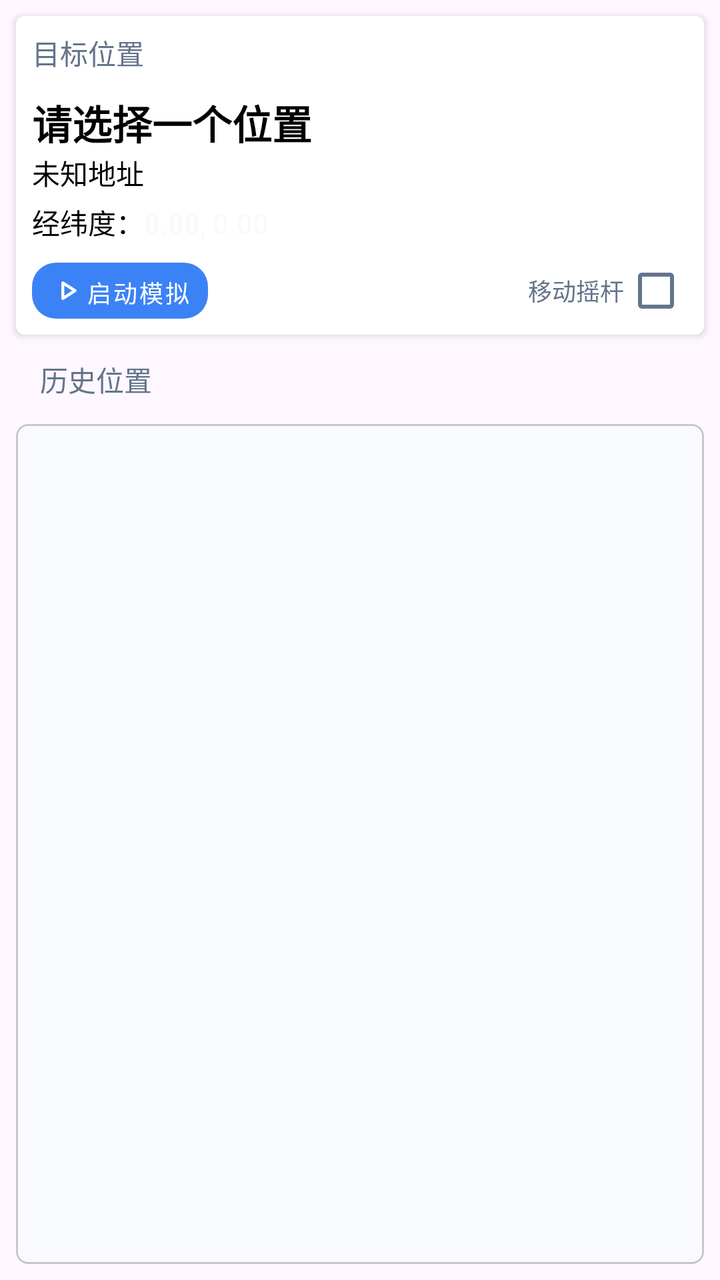
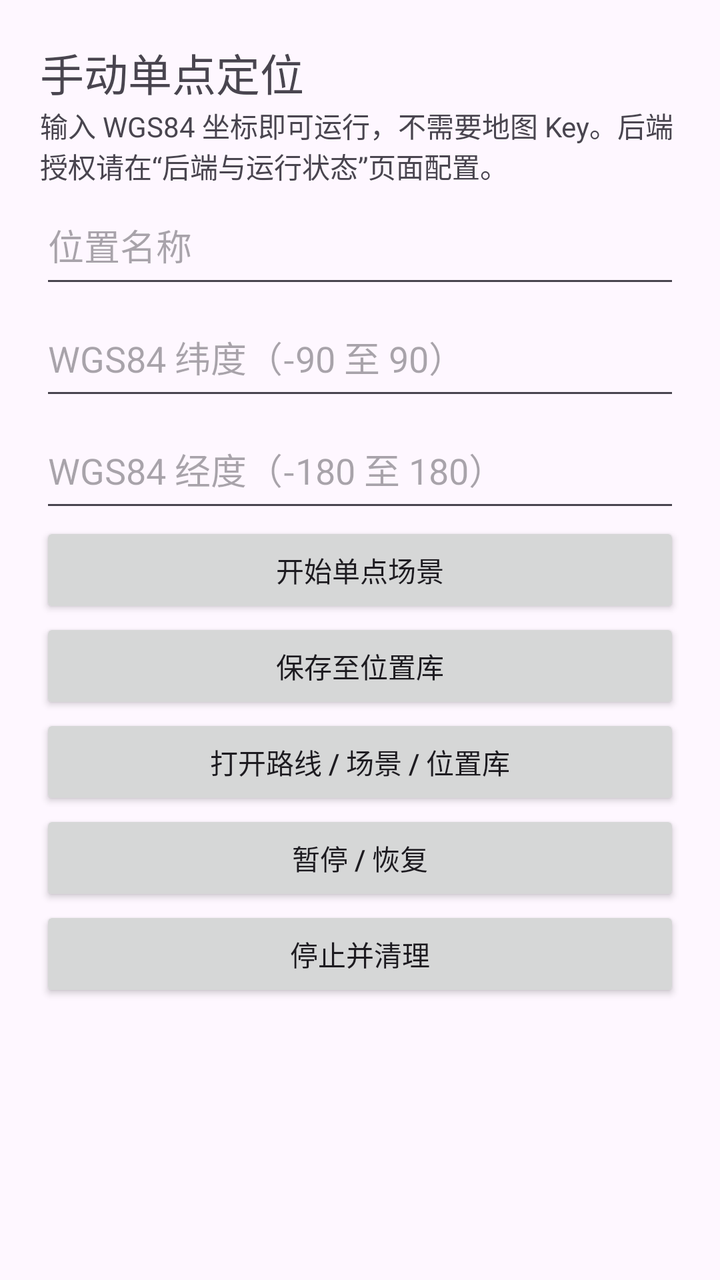

Two renders of the same Android screen: before a commit and after it. Below are the layout's source before the change and the commit's diff.
<!-- AndroidManifest.xml: application theme AppTheme -->
<!-- res/layout/fragment_mock.xml -->
<?xml version="1.0" encoding="utf-8"?>
<androidx.coordinatorlayout.widget.CoordinatorLayout xmlns:android="http://schemas.android.com/apk/res/android"
    xmlns:app="http://schemas.android.com/apk/res-auto"
    xmlns:tools="http://schemas.android.com/tools"
    android:layout_width="match_parent"
    android:layout_height="match_parent"
    tools:context=".ui.mock.MockFragment">

    <LinearLayout
        android:layout_width="match_parent"
        android:layout_height="match_parent"
        android:orientation="vertical">

        <androidx.cardview.widget.CardView
            android:id="@+id/mock_location_card"
            android:layout_width="match_parent"
            android:layout_height="wrap_content"
            app:cardCornerRadius="4dp"
            android:layout_margin="8dp"
            app:cardPreventCornerOverlap="false"
            app:contentPadding="8dp">

            <LinearLayout
                android:layout_width="match_parent"
                android:layout_height="wrap_content"
                android:orientation="vertical">

                <TextView
                    android:layout_width="match_parent"
                    android:layout_height="wrap_content"
                    android:textColor="@color/lse_mini_title_color"
                    android:textAppearance="@style/TextAppearance.AppCompat.Inverse"
                    android:text="@string/target_location"/>

                <LinearLayout
                    android:layout_width="match_parent"
                    android:layout_height="wrap_content"
                    android:layout_marginTop="10dp"
                    android:layout_marginBottom="10dp"
                    android:orientation="vertical">

                    <TextView
                        android:id="@+id/mock_location_name"
                        android:layout_width="match_parent"
                        android:layout_height="wrap_content"
                        android:text="@string/none"
                        android:textStyle="bold"
                        android:textAppearance="@style/TextAppearance.AppCompat.Title"
                        android:textColor="@color/black"/>

                    <TextView
                        android:id="@+id/mock_location_address"
                        android:layout_width="match_parent"
                        android:layout_height="wrap_content"
                        android:text="@string/none_none"
                        android:textAppearance="@style/TextAppearance.AppCompat.Body1"
                        android:textColor="@color/black"/>

                    <LinearLayout
                        android:layout_width="match_parent"
                        android:layout_height="wrap_content"
                        android:orientation="horizontal"
                        android:layout_marginTop="4dp">

                        <TextView
                            android:layout_width="wrap_content"
                            android:layout_height="wrap_content"
                            android:text="@string/latlon_display"
                            android:textAppearance="@style/TextAppearance.AppCompat.Body2"
                            android:textColor="@color/black"/>

                        <TextView
                            android:id="@+id/mock_location_latlon"
                            android:layout_width="match_parent"
                            android:layout_height="wrap_content"
                            android:text="@string/default_latlon"
                            android:textAppearance="@style/TextAppearance.AppCompat.Body2"
                            android:textColor="@color/lse_appbar_color_center"/>

                    </LinearLayout>

                </LinearLayout>

                <LinearLayout
                    android:layout_width="match_parent"
                    android:layout_height="wrap_content"
                    android:baselineAligned="false"
                    android:orientation="horizontal">

                    <LinearLayout
                        android:layout_width="0dp"
                        android:layout_height="wrap_content"
                        android:layout_weight="1">

                        <com.google.android.material.button.MaterialButton
                            android:id="@+id/switch_mock"
                            android:layout_width="wrap_content"
                            android:layout_height="28dp"
                            android:textColor="@color/white"
                            android:text="@string/start_mock"
                            style="@style/Widget.MaterialComponents.Button.UnelevatedButton"
                            android:insetRight="0dp"
                            android:insetLeft="0dp"
                            android:insetTop="0dp"
                            android:insetBottom="0dp"
                            android:textSize="12sp"
                            app:icon="@drawable/rounded_play_arrow_24"
                            app:iconGravity="textStart"
                            app:iconPadding="0dp"
                            android:padding="6dp"
                            app:iconTint="@color/white"
                            app:cornerRadius="12dp"/>

                    </LinearLayout>

                    <LinearLayout
                        android:layout_width="0dp"
                        android:layout_weight="1"
                        android:layout_height="match_parent"
                        android:gravity="end|center">

                        <CheckedTextView
                            android:id="@+id/rocker"
                            android:layout_width="wrap_content"
                            android:layout_height="wrap_content"
                            android:checkMark="?android:attr/listChoiceIndicatorMultiple"
                            android:checkMarkTint="@color/lse_mock_off"
                            android:checked="false"
                            android:gravity="center"
                            android:text="@string/rocker"
                            android:textColor="@color/lse_mock_off"
                            android:textSize="12sp" />
                    </LinearLayout>
                </LinearLayout>

            </LinearLayout>
        </androidx.cardview.widget.CardView>

        <TextView
            android:layout_width="match_parent"
            android:layout_height="wrap_content"
            android:layout_marginTop="4dp"
            android:layout_marginLeft="20dp"
            android:layout_marginRight="20dp"
            android:layout_marginBottom="4dp"
            android:textAppearance="@style/TextAppearance.AppCompat.Inverse"
            android:textColor="@color/lse_mini_title_color"
            android:text="@string/history_location"/>

        <com.google.android.material.card.MaterialCardView
            android:layout_width="match_parent"
            android:layout_height="match_parent"
            android:layout_margin="8dp"
            app:cardCornerRadius="6dp"
            app:cardPreventCornerOverlap="false"
            app:contentPadding="8dp">

            <androidx.recyclerview.widget.RecyclerView
                android:id="@+id/historical_location_list"
                android:layout_width="match_parent"
                android:layout_height="match_parent"/>

        </com.google.android.material.card.MaterialCardView>

    </LinearLayout>

    <com.google.android.material.floatingactionbutton.FloatingActionButton
        android:id="@+id/fab_mock_location"
        android:layout_width="wrap_content"
        android:layout_height="wrap_content"
        android:layout_marginBottom="@dimen/fab_margin"
        android:layout_marginEnd="@dimen/fab_margin"
        android:contentDescription="@string/follow_location"
        app:srcCompat="@drawable/sharp_location_off_24"
        android:backgroundTint="@color/lse_mock_off"
        android:tint="@color/lse_appbar_color"
        app:fabSize="auto"
        android:visibility="gone"
        android:layout_gravity="bottom|end"/>

</androidx.coordinatorlayout.widget.CoordinatorLayout>
<!-- resources referenced by this layout -->
<resources>
  <color name="black">#FF000000</color>
  <color name="lse_appbar_color">#FFFFFF</color>
  <color name="lse_appbar_color_center">#F8FAFC</color>
  <color name="lse_mini_title_color">#64748B</color>
  <color name="lse_mock_off">#64748B</color>
  <color name="white">#FFFFFFFF</color>
  <dimen name="fab_margin">16dp</dimen>
  <!-- drawable rounded_play_arrow_24 (drawable) -->
  <vector xmlns:android="http://schemas.android.com/apk/res/android" android:autoMirrored="true" android:height="24dp" android:tint="#FFFFFF" android:viewportHeight="960" android:viewportWidth="960" android:width="24dp">
        
      <path android:fillColor="@android:color/white" android:pathData="M320,687L320,273Q320,256 332,244.5Q344,233 360,233Q365,233 370.5,234.5Q376,236 381,239L707,446Q716,452 720.5,461Q725,470 725,480Q725,490 720.5,499Q716,508 707,514L381,721Q376,724 370.5,725.5Q365,727 360,727Q344,727 332,715.5Q320,704 320,687ZM400,480L400,480L400,480L400,480ZM400,614L610,480L400,346L400,614Z"/>
      
  </vector>
  <!-- drawable sharp_location_off_24 (drawable) -->
  <vector xmlns:android="http://schemas.android.com/apk/res/android" android:autoMirrored="true" android:height="24dp" android:tint="#FFFFFF" android:viewportHeight="24" android:viewportWidth="24" android:width="24dp">
        
      <path android:fillColor="@android:color/white" android:pathData="M3.41,2.86L2,4.27l3.18,3.18C5.07,7.95 5,8.47 5,9c0,5.25 7,13 7,13s1.67,-1.85 3.38,-4.35L18.73,21l1.41,-1.41L3.41,2.86zM12,2c-1.84,0 -3.5,0.71 -4.75,1.86l3.19,3.19c0.43,-0.34 0.97,-0.55 1.56,-0.55 1.38,0 2.5,1.12 2.5,2.5 0,0.59 -0.21,1.13 -0.56,1.56l3.55,3.55C18.37,12.36 19,10.57 19,9c0,-3.87 -3.13,-7 -7,-7z"/>
      
  </vector>
  <string name="default_latlon">0.00, 0.00</string>
  <string name="follow_location">镜头跟随</string>
  <string name="history_location">历史位置</string>
  <string name="latlon_display">经纬度：</string>
  <string name="none">请选择一个位置</string>
  <string name="none_none">未知地址</string>
  <string name="rocker">移动摇杆</string>
  <string name="start_mock">启动模拟</string>
  <string name="target_location">目标位置</string>
  <style name="AppTheme" parent="Theme.Material3.DayNight.NoActionBar">
          <item name="colorPrimary">@color/primary</item>
          <item name="colorPrimaryInverse">@color/primary_dark</item>
          <item name="colorSecondary">@color/accent</item>
          <item name="colorSurface">@color/surface</item>
          <item name="colorOnSurface">@color/text_primary</item>
          <item name="colorOnPrimary">@color/white</item>
          <item name="android:statusBarColor">@android:color/transparent</item>
          <item name="android:navigationBarColor">@android:color/transparent</item>
          <item name="android:windowLightStatusBar">true</item>
          <item name="android:windowLightNavigationBar">true</item>
          <item name="windowActionModeOverlay">true</item>
          <item name="windowActionBar">false</item>
          <item name="windowNoTitle">true</item>
          <item name="android:windowDrawsSystemBarBackgrounds">true</item>
      </style>
  <color name="primary">#3B82F6</color>
  <color name="primary_dark">#1D4ED8</color>
  <color name="accent">#4F46E5</color>
  <color name="surface">#F8FAFC</color>
  <color name="text_primary">#0F172A</color>
</resources>

<!-- the commit's change to res/layout/fragment_mock.xml (unified diff, before → after) -->
@@ -1,181 +1,17 @@
 <?xml version="1.0" encoding="utf-8"?>
-<androidx.coordinatorlayout.widget.CoordinatorLayout xmlns:android="http://schemas.android.com/apk/res/android"
-    xmlns:app="http://schemas.android.com/apk/res-auto"
-    xmlns:tools="http://schemas.android.com/tools"
-    android:layout_width="match_parent"
-    android:layout_height="match_parent"
-    tools:context=".ui.mock.MockFragment">
-
-    <LinearLayout
-        android:layout_width="match_parent"
-        android:layout_height="match_parent"
-        android:orientation="vertical">
-
-        <androidx.cardview.widget.CardView
-            android:id="@+id/mock_location_card"
-            android:layout_width="match_parent"
-            android:layout_height="wrap_content"
-            app:cardCornerRadius="4dp"
-            android:layout_margin="8dp"
-            app:cardPreventCornerOverlap="false"
-            app:contentPadding="8dp">
-
-            <LinearLayout
-                android:layout_width="match_parent"
-                android:layout_height="wrap_content"
-                android:orientation="vertical">
-
-                <TextView
-                    android:layout_width="match_parent"
-                    android:layout_height="wrap_content"
-                    android:textColor="@color/lse_mini_title_color"
-                    android:textAppearance="@style/TextAppearance.AppCompat.Inverse"
-                    android:text="@string/target_location"/>
-
-                <LinearLayout
-                    android:layout_width="match_parent"
-                    android:layout_height="wrap_content"
-                    android:layout_marginTop="10dp"
-                    android:layout_marginBottom="10dp"
-                    android:orientation="vertical">
-
-                    <TextView
-                        android:id="@+id/mock_location_name"
-                        android:layout_width="match_parent"
-                        android:layout_height="wrap_content"
-                        android:text="@string/none"
-                        android:textStyle="bold"
-                        android:textAppearance="@style/TextAppearance.AppCompat.Title"
-                        android:textColor="@color/black"/>
-
-                    <TextView
-                        android:id="@+id/mock_location_address"
-                        android:layout_width="match_parent"
-                        android:layout_height="wrap_content"
-                        android:text="@string/none_none"
-                        android:textAppearance="@style/TextAppearance.AppCompat.Body1"
-                        android:textColor="@color/black"/>
-
-                    <LinearLayout
-                        android:layout_width="match_parent"
-                        android:layout_height="wrap_content"
-                        android:orientation="horizontal"
-                        android:layout_marginTop="4dp">
-
-                        <TextView
-                            android:layout_width="wrap_content"
-                            android:layout_height="wrap_content"
-                            android:text="@string/latlon_display"
-                            android:textAppearance="@style/TextAppearance.AppCompat.Body2"
-                            android:textColor="@color/black"/>
-
-                        <TextView
-                            android:id="@+id/mock_location_latlon"
-                            android:layout_width="match_parent"
-                            android:layout_height="wrap_content"
-                            android:text="@string/default_latlon"
-                            android:textAppearance="@style/TextAppearance.AppCompat.Body2"
-                            android:textColor="@color/lse_appbar_color_center"/>
-
-                    </LinearLayout>
-
-                </LinearLayout>
-
-                <LinearLayout
-                    android:layout_width="match_parent"
-                    android:layout_height="wrap_content"
-                    android:baselineAligned="false"
-                    android:orientation="horizontal">
-
-                    <LinearLayout
-                        android:layout_width="0dp"
-                        android:layout_height="wrap_content"
-                        android:layout_weight="1">
-
-                        <com.google.android.material.button.MaterialButton
-                            android:id="@+id/switch_mock"
-                            android:layout_width="wrap_content"
-                            android:layout_height="28dp"
-                            android:textColor="@color/white"
-                            android:text="@string/start_mock"
-                            style="@style/Widget.MaterialComponents.Button.UnelevatedButton"
-                            android:insetRight="0dp"
-                            android:insetLeft="0dp"
-                            android:insetTop="0dp"
-                            android:insetBottom="0dp"
-                            android:textSize="12sp"
-                            app:icon="@drawable/rounded_play_arrow_24"
-                            app:iconGravity="textStart"
-                            app:iconPadding="0dp"
-                            android:padding="6dp"
-                            app:iconTint="@color/white"
-                            app:cornerRadius="12dp"/>
-
-                    </LinearLayout>
-
-                    <LinearLayout
-                        android:layout_width="0dp"
-                        android:layout_weight="1"
-                        android:layout_height="match_parent"
-                        android:gravity="end|center">
-
-                        <CheckedTextView
-                            android:id="@+id/rocker"
-                            android:layout_width="wrap_content"
-                            android:layout_height="wrap_content"
-                            android:checkMark="?android:attr/listChoiceIndicatorMultiple"
-                            android:checkMarkTint="@color/lse_mock_off"
-                            android:checked="false"
-                            android:gravity="center"
-                            android:text="@string/rocker"
-                            android:textColor="@color/lse_mock_off"
-                            android:textSize="12sp" />
-                    </LinearLayout>
-                </LinearLayout>
-
-            </LinearLayout>
-        </androidx.cardview.widget.CardView>
-
-        <TextView
-            android:layout_width="match_parent"
-            android:layout_height="wrap_content"
-            android:layout_marginTop="4dp"
-            android:layout_marginLeft="20dp"
-            android:layout_marginRight="20dp"
-            android:layout_marginBottom="4dp"
-            android:textAppearance="@style/TextAppearance.AppCompat.Inverse"
-            android:textColor="@color/lse_mini_title_color"
-            android:text="@string/history_location"/>
-
-        <com.google.android.material.card.MaterialCardView
-            android:layout_width="match_parent"
-            android:layout_height="match_parent"
-            android:layout_margin="8dp"
-            app:cardCornerRadius="6dp"
-            app:cardPreventCornerOverlap="false"
-            app:contentPadding="8dp">
-
-            <androidx.recyclerview.widget.RecyclerView
-                android:id="@+id/historical_location_list"
-                android:layout_width="match_parent"
-                android:layout_height="match_parent"/>
-
-        </com.google.android.material.card.MaterialCardView>
-
+<ScrollView xmlns:android="http://schemas.android.com/apk/res/android" android:layout_width="match_parent" android:layout_height="match_parent">
+    <LinearLayout android:layout_width="match_parent" android:layout_height="wrap_content" android:orientation="vertical" android:padding="20dp">
+        <TextView android:layout_width="match_parent" android:layout_height="wrap_content" android:text="手动单点定位" android:textSize="22sp" />
+        <TextView android:layout_width="match_parent" android:layout_height="wrap_content" android:text="输入 WGS84 坐标即可运行，不需要地图 Key。后端授权请在“后端与运行状态”页面配置。" />
+        <EditText android:id="@+id/point_name" android:layout_width="match_parent" android:layout_height="56dp" android:hint="位置名称" android:inputType="text" />
+        <EditText android:id="@+id/latitude" android:layout_width="match_parent" android:layout_height="56dp" android:hint="WGS84 纬度（-90 至 90）" android:inputType="numberDecimal|numberSigned" />
+        <EditText android:id="@+id/longitude" android:layout_width="match_parent" android:layout_height="56dp" android:hint="WGS84 经度（-180 至 180）" android:inputType="numberDecimal|numberSigned" />
+        <Button android:id="@+id/start_point" android:layout_width="match_parent" android:layout_height="wrap_content" android:text="开始单点场景" />
+        <Button android:id="@+id/save_point" android:layout_width="match_parent" android:layout_height="wrap_content" android:text="保存至位置库" />
+        <Button android:id="@+id/library" android:layout_width="match_parent" android:layout_height="wrap_content" android:text="打开路线 / 场景 / 位置库" />
+        <Button android:id="@+id/pause_resume" android:layout_width="match_parent" android:layout_height="wrap_content" android:text="暂停 / 恢复" />
+        <Button android:id="@+id/stop_point" android:layout_width="match_parent" android:layout_height="wrap_content" android:text="停止并清理" />
+        <TextView android:id="@+id/point_status" android:layout_width="match_parent" android:layout_height="wrap_content" android:textIsSelectable="true" />
+        <TextView android:id="@+id/message" android:layout_width="match_parent" android:layout_height="wrap_content" android:textIsSelectable="true" />
     </LinearLayout>
-
-    <com.google.android.material.floatingactionbutton.FloatingActionButton
-        android:id="@+id/fab_mock_location"
-        android:layout_width="wrap_content"
-        android:layout_height="wrap_content"
-        android:layout_marginBottom="@dimen/fab_margin"
-        android:layout_marginEnd="@dimen/fab_margin"
-        android:contentDescription="@string/follow_location"
-        app:srcCompat="@drawable/sharp_location_off_24"
-        android:backgroundTint="@color/lse_mock_off"
-        android:tint="@color/lse_appbar_color"
-        app:fabSize="auto"
-        android:visibility="gone"
-        android:layout_gravity="bottom|end"/>
-
-</androidx.coordinatorlayout.widget.CoordinatorLayout>
+</ScrollView>
<!-- resource entries referenced after the edit -->
@@ -1,33 +1,5 @@
 <!-- resources referenced by this layout -->
 <resources>
-  <color name="black">#FF000000</color>
-  <color name="lse_appbar_color">#FFFFFF</color>
-  <color name="lse_appbar_color_center">#F8FAFC</color>
-  <color name="lse_mini_title_color">#64748B</color>
-  <color name="lse_mock_off">#64748B</color>
-  <color name="white">#FFFFFFFF</color>
-  <dimen name="fab_margin">16dp</dimen>
-  <!-- drawable rounded_play_arrow_24 (drawable) -->
-  <vector xmlns:android="http://schemas.android.com/apk/res/android" android:autoMirrored="true" android:height="24dp" android:tint="#FFFFFF" android:viewportHeight="960" android:viewportWidth="960" android:width="24dp">
-        
-      <path android:fillColor="@android:color/white" android:pathData="M320,687L320,273Q320,256 332,244.5Q344,233 360,233Q365,233 370.5,234.5Q376,236 381,239L707,446Q716,452 720.5,461Q725,470 725,480Q725,490 720.5,499Q716,508 707,514L381,721Q376,724 370.5,725.5Q365,727 360,727Q344,727 332,715.5Q320,704 320,687ZM400,480L400,480L400,480L400,480ZM400,614L610,480L400,346L400,614Z"/>
-      
-  </vector>
-  <!-- drawable sharp_location_off_24 (drawable) -->
-  <vector xmlns:android="http://schemas.android.com/apk/res/android" android:autoMirrored="true" android:height="24dp" android:tint="#FFFFFF" android:viewportHeight="24" android:viewportWidth="24" android:width="24dp">
-        
-      <path android:fillColor="@android:color/white" android:pathData="M3.41,2.86L2,4.27l3.18,3.18C5.07,7.95 5,8.47 5,9c0,5.25 7,13 7,13s1.67,-1.85 3.38,-4.35L18.73,21l1.41,-1.41L3.41,2.86zM12,2c-1.84,0 -3.5,0.71 -4.75,1.86l3.19,3.19c0.43,-0.34 0.97,-0.55 1.56,-0.55 1.38,0 2.5,1.12 2.5,2.5 0,0.59 -0.21,1.13 -0.56,1.56l3.55,3.55C18.37,12.36 19,10.57 19,9c0,-3.87 -3.13,-7 -7,-7z"/>
-      
-  </vector>
-  <string name="default_latlon">0.00, 0.00</string>
-  <string name="follow_location">镜头跟随</string>
-  <string name="history_location">历史位置</string>
-  <string name="latlon_display">经纬度：</string>
-  <string name="none">请选择一个位置</string>
-  <string name="none_none">未知地址</string>
-  <string name="rocker">移动摇杆</string>
-  <string name="start_mock">启动模拟</string>
-  <string name="target_location">目标位置</string>
   <style name="AppTheme" parent="Theme.Material3.DayNight.NoActionBar">
           <item name="colorPrimary">@color/primary</item>
           <item name="colorPrimaryInverse">@color/primary_dark</item>
@@ -49,5 +21,6 @@
   <color name="accent">#4F46E5</color>
   <color name="surface">#F8FAFC</color>
   <color name="text_primary">#0F172A</color>
+  <color name="white">#FFFFFFFF</color>
 </resources>
 
